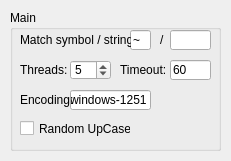
Old version of the form gui/main/preferences.ui in the repository kaeso/enema.
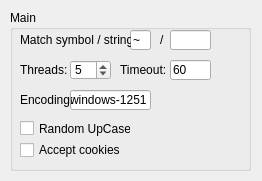
New version of the form.

Diff of the .ui file:
```diff
--- a/gui/main/preferences.ui
+++ b/gui/main/preferences.ui
@@ -6,20 +6,20 @@
    <rect>
     <x>0</x>
     <y>0</y>
-    <width>231</width>
-    <height>161</height>
+    <width>262</width>
+    <height>181</height>
    </rect>
   </property>
   <property name="minimumSize">
    <size>
-    <width>231</width>
-    <height>161</height>
+    <width>262</width>
+    <height>181</height>
    </size>
   </property>
   <property name="maximumSize">
    <size>
-    <width>231</width>
-    <height>161</height>
+    <width>262</width>
+    <height>181</height>
    </size>
   </property>
   <property name="windowTitle">
@@ -30,8 +30,8 @@
     <rect>
      <x>10</x>
      <y>10</y>
-     <width>211</width>
-     <height>141</height>
+     <width>241</width>
+     <height>161</height>
     </rect>
    </property>
    <property name="title">
@@ -189,6 +189,19 @@
      <string>Encoding:</string>
     </property>
    </widget>
+   <widget class="QCheckBox" name="acceptCookies">
+    <property name="geometry">
+     <rect>
+      <x>10</x>
+      <y>130</y>
+      <width>101</width>
+      <height>20</height>
+     </rect>
+    </property>
+    <property name="text">
+     <string>Accept cookies</string>
+    </property>
+   </widget>
   </widget>
  </widget>
  <resources/>
```
